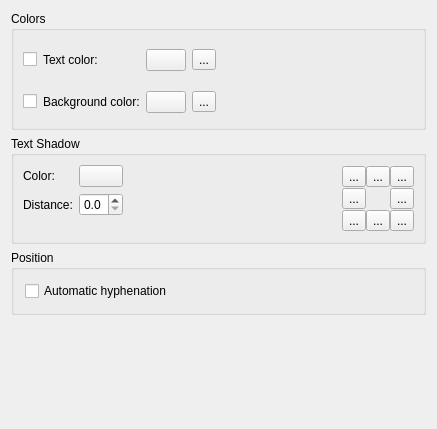
This is plugins/textshape/dialogs/FontDecorations.ui in KDE/krita as Qt 5 draws it before an edit. The edited form follows.
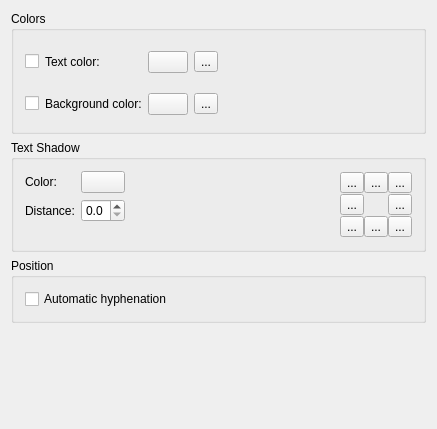
This is the edited form. Custom widgets are drawn as their Qt base class.

Commit message:
Remove out-dated margin and spacing settings in UI files
sources of Kexi, Krita and Plan still need clean-up as well

thanks inge and boemann for review

```diff
--- a/plugins/textshape/dialogs/FontDecorations.ui
+++ b/plugins/textshape/dialogs/FontDecorations.ui
@@ -17,12 +17,6 @@
       <string>Colors</string>
      </property>
      <layout class="QGridLayout">
-      <property name="margin">
-       <number>9</number>
-      </property>
-      <property name="spacing">
-       <number>6</number>
-      </property>
       <item row="0" column="4" rowspan="2">
        <spacer>
         <property name="orientation">
@@ -101,12 +95,6 @@
       <string>Text Shadow</string>
      </property>
      <layout class="QGridLayout">
-      <property name="margin">
-       <number>9</number>
-      </property>
-      <property name="spacing">
-       <number>6</number>
-      </property>
       <item row="0" column="3" rowspan="3">
        <layout class="QGridLayout">
         <property name="margin">
```
The commit also changes 7 other files.
